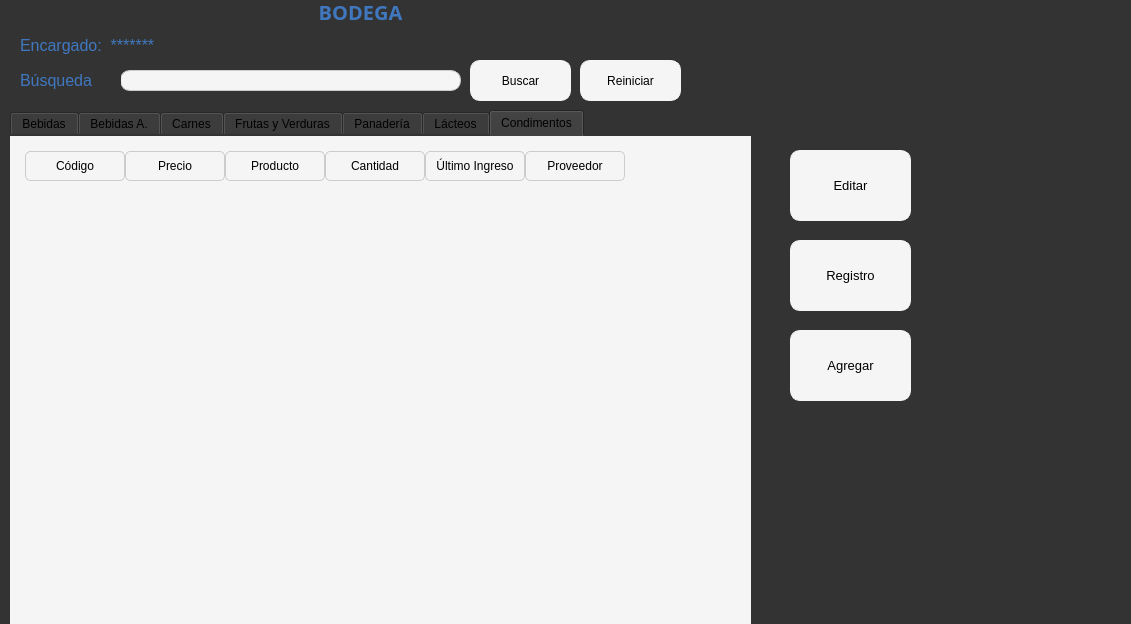
Before: the Qt Designer form Ui/Almacen/u_almacen.ui in Kodegmxz/Proyecto, drawn with Qt 5.
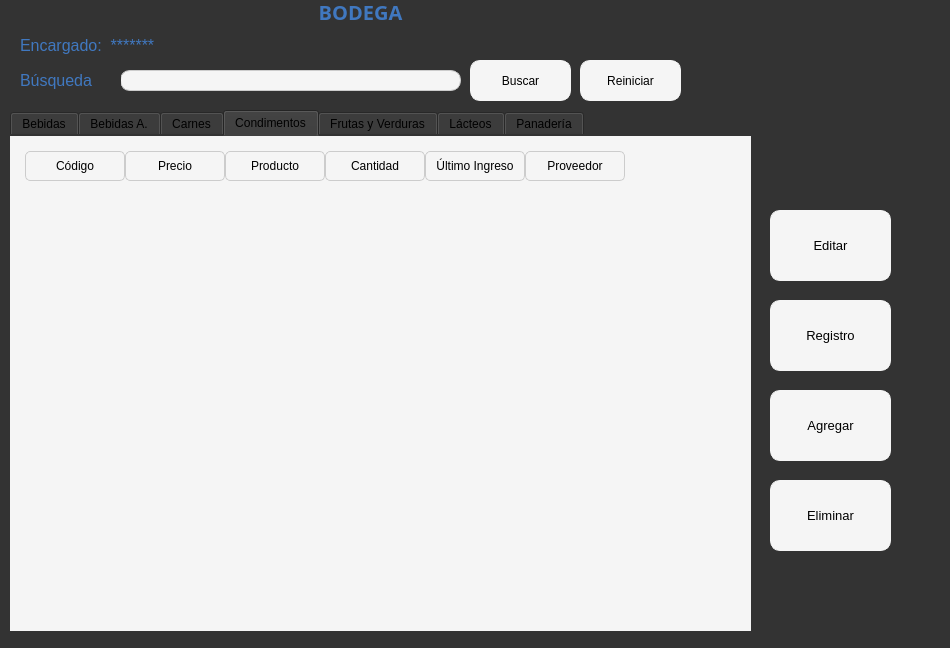
After: the same form once the commit is applied. The open tabs and pages were chosen to show the change.

Patch:
```diff
--- a/Ui/Almacen/u_almacen.ui
+++ b/Ui/Almacen/u_almacen.ui
@@ -6,8 +6,8 @@
    <rect>
     <x>0</x>
     <y>0</y>
-    <width>1131</width>
-    <height>624</height>
+    <width>950</width>
+    <height>648</height>
    </rect>
   </property>
   <property name="font">
@@ -160,7 +160,7 @@
 }</string>
    </property>
    <property name="currentIndex">
-    <number>5</number>
+    <number>0</number>
    </property>
    <widget class="QWidget" name="BEBIDAS">
     <property name="font">
@@ -380,6 +380,73 @@
     <zorder>label_3</zorder>
     <zorder>tabla_carnes</zorder>
    </widget>
+   <widget class="QWidget" name="condimentos">
+    <attribute name="title">
+     <string>Condimentos</string>
+    </attribute>
+    <widget class="QLabel" name="label_7">
+     <property name="geometry">
+      <rect>
+       <x>0</x>
+       <y>0</y>
+       <width>741</width>
+       <height>501</height>
+      </rect>
+     </property>
+     <property name="styleSheet">
+      <string notr="true">background-color: rgb(245, 245, 245);</string>
+     </property>
+     <property name="text">
+      <string/>
+     </property>
+    </widget>
+    <widget class="QTableWidget" name="tabla_condimentos">
+     <property name="geometry">
+      <rect>
+       <x>10</x>
+       <y>10</y>
+       <width>711</width>
+       <height>481</height>
+      </rect>
+     </property>
+     <property name="styleSheet">
+      <string notr="true">background-color: rgb(245, 245, 245);</string>
+     </property>
+     <property name="editTriggers">
+      <set>QAbstractItemView::NoEditTriggers</set>
+     </property>
+     <column>
+      <property name="text">
+       <string>Código</string>
+      </property>
+     </column>
+     <column>
+      <property name="text">
+       <string>Precio</string>
+      </property>
+     </column>
+     <column>
+      <property name="text">
+       <string>Producto</string>
+      </property>
+     </column>
+     <column>
+      <property name="text">
+       <string>Cantidad</string>
+      </property>
+     </column>
+     <column>
+      <property name="text">
+       <string>Último Ingreso</string>
+      </property>
+     </column>
+     <column>
+      <property name="text">
+       <string>Proveedor</string>
+      </property>
+     </column>
+    </widget>
+   </widget>
    <widget class="QWidget" name="Frutasyverduras">
     <attribute name="title">
      <string>Frutas y Verduras</string>
@@ -449,75 +516,6 @@
     <zorder>label_4</zorder>
     <zorder>tabla_frutasyverduras</zorder>
    </widget>
-   <widget class="QWidget" name="PANADERIA">
-    <attribute name="title">
-     <string>Panadería</string>
-    </attribute>
-    <widget class="QTableWidget" name="tabla_panaderia">
-     <property name="geometry">
-      <rect>
-       <x>10</x>
-       <y>10</y>
-       <width>711</width>
-       <height>481</height>
-      </rect>
-     </property>
-     <property name="styleSheet">
-      <string notr="true">background-color: rgb(245, 245, 245);</string>
-     </property>
-     <property name="editTriggers">
-      <set>QAbstractItemView::NoEditTriggers</set>
-     </property>
-     <column>
-      <property name="text">
-       <string>Código</string>
-      </property>
-     </column>
-     <column>
-      <property name="text">
-       <string>Precio</string>
-      </property>
-     </column>
-     <column>
-      <property name="text">
-       <string>Producto</string>
-      </property>
-     </column>
-     <column>
-      <property name="text">
-       <string>Cantidad</string>
-      </property>
-     </column>
-     <column>
-      <property name="text">
-       <string>Último Ingreso</string>
-      </property>
-     </column>
-     <column>
-      <property name="text">
-       <string>Proveedor</string>
-      </property>
-     </column>
-    </widget>
-    <widget class="QLabel" name="label_5">
-     <property name="geometry">
-      <rect>
-       <x>0</x>
-       <y>0</y>
-       <width>741</width>
-       <height>501</height>
-      </rect>
-     </property>
-     <property name="styleSheet">
-      <string notr="true">background-color: rgb(245, 245, 245);</string>
-     </property>
-     <property name="text">
-      <string/>
-     </property>
-    </widget>
-    <zorder>label_5</zorder>
-    <zorder>tabla_panaderia</zorder>
-   </widget>
    <widget class="QWidget" name="Lacteos">
     <attribute name="title">
      <string>Lácteos</string>
@@ -593,27 +591,11 @@
     <zorder>label_6</zorder>
     <zorder>tabla_lacteos</zorder>
    </widget>
-   <widget class="QWidget" name="condimentos">
+   <widget class="QWidget" name="PANADERIA">
     <attribute name="title">
-     <string>Condimentos</string>
+     <string>Panadería</string>
     </attribute>
-    <widget class="QLabel" name="label_7">
-     <property name="geometry">
-      <rect>
-       <x>0</x>
-       <y>0</y>
-       <width>741</width>
-       <height>501</height>
-      </rect>
-     </property>
-     <property name="styleSheet">
-      <string notr="true">background-color: rgb(245, 245, 245);</string>
-     </property>
-     <property name="text">
-      <string/>
-     </property>
-    </widget>
-    <widget class="QTableWidget" name="tabla_condimentos">
+    <widget class="QTableWidget" name="tabla_panaderia">
      <property name="geometry">
       <rect>
        <x>10</x>
@@ -659,6 +641,24 @@
       </property>
      </column>
     </widget>
+    <widget class="QLabel" name="label_5">
+     <property name="geometry">
+      <rect>
+       <x>0</x>
+       <y>0</y>
+       <width>741</width>
+       <height>501</height>
+      </rect>
+     </property>
+     <property name="styleSheet">
+      <string notr="true">background-color: rgb(245, 245, 245);</string>
+     </property>
+     <property name="text">
+      <string/>
+     </property>
+    </widget>
+    <zorder>label_5</zorder>
+    <zorder>tabla_panaderia</zorder>
    </widget>
   </widget>
   <widget class="QPushButton" name="botonbuscar">
@@ -717,8 +717,8 @@
   <widget class="QPushButton" name="editar">
    <property name="geometry">
     <rect>
-     <x>790</x>
-     <y>150</y>
+     <x>770</x>
+     <y>210</y>
      <width>121</width>
      <height>71</height>
     </rect>
@@ -745,8 +745,8 @@
   <widget class="QPushButton" name="Registro">
    <property name="geometry">
     <rect>
-     <x>790</x>
-     <y>240</y>
+     <x>770</x>
+     <y>300</y>
      <width>121</width>
      <height>71</height>
     </rect>
@@ -773,8 +773,8 @@
   <widget class="QPushButton" name="agregar_2">
    <property name="geometry">
     <rect>
-     <x>790</x>
-     <y>330</y>
+     <x>770</x>
+     <y>390</y>
      <width>121</width>
      <height>71</height>
     </rect>
@@ -803,7 +803,7 @@
     <rect>
      <x>0</x>
      <y>0</y>
-     <width>941</width>
+     <width>951</width>
      <height>641</height>
     </rect>
    </property>
@@ -811,6 +811,34 @@
     <string/>
    </property>
   </widget>
+  <widget class="QPushButton" name="eliminar">
+   <property name="geometry">
+    <rect>
+     <x>770</x>
+     <y>480</y>
+     <width>121</width>
+     <height>71</height>
+    </rect>
+   </property>
+   <property name="font">
+    <font>
+     <family>Segoe UI Symbol</family>
+     <pointsize>10</pointsize>
+    </font>
+   </property>
+   <property name="styleSheet">
+    <string notr="true">QPushButton {
+        background-color: #f5f5f5;
+        border: 1px solid #f5f5f5;
+        border-radius: 10px;
+        padding: 10px 20px;
+    }
+</string>
+   </property>
+   <property name="text">
+    <string>Eliminar</string>
+   </property>
+  </widget>
   <zorder>label_8</zorder>
   <zorder>tabWidget</zorder>
   <zorder>barrabusqueda</zorder>
@@ -822,6 +850,7 @@
   <zorder>editar</zorder>
   <zorder>Registro</zorder>
   <zorder>agregar_2</zorder>
+  <zorder>eliminar</zorder>
  </widget>
  <resources/>
  <connections/>
```
